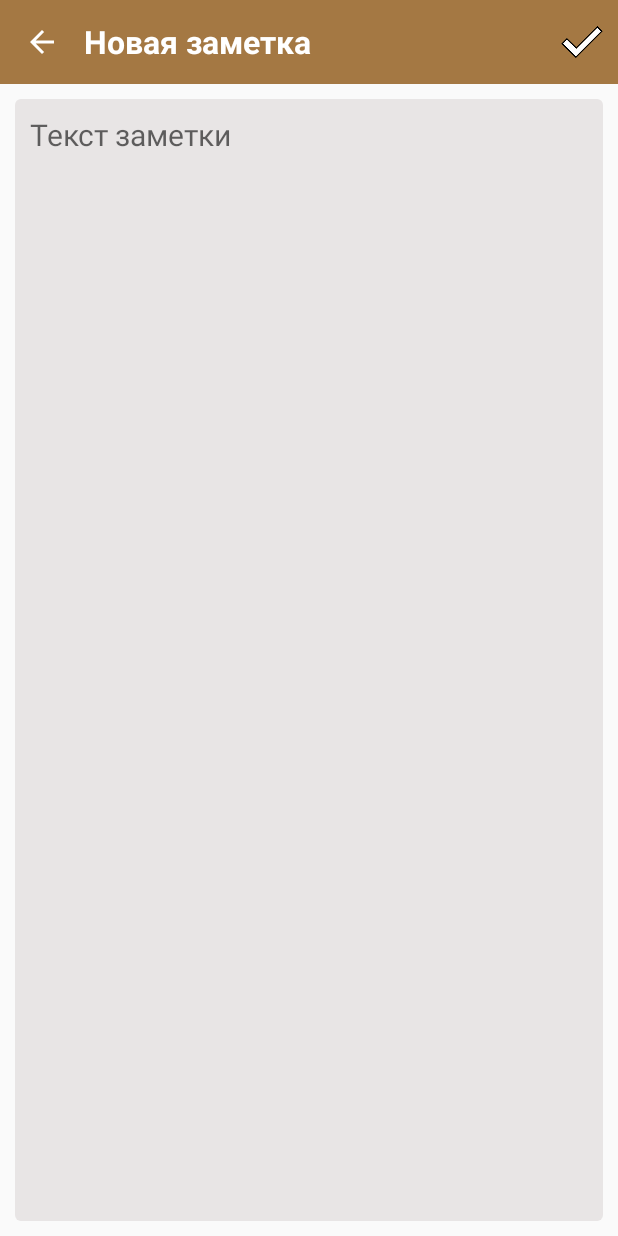
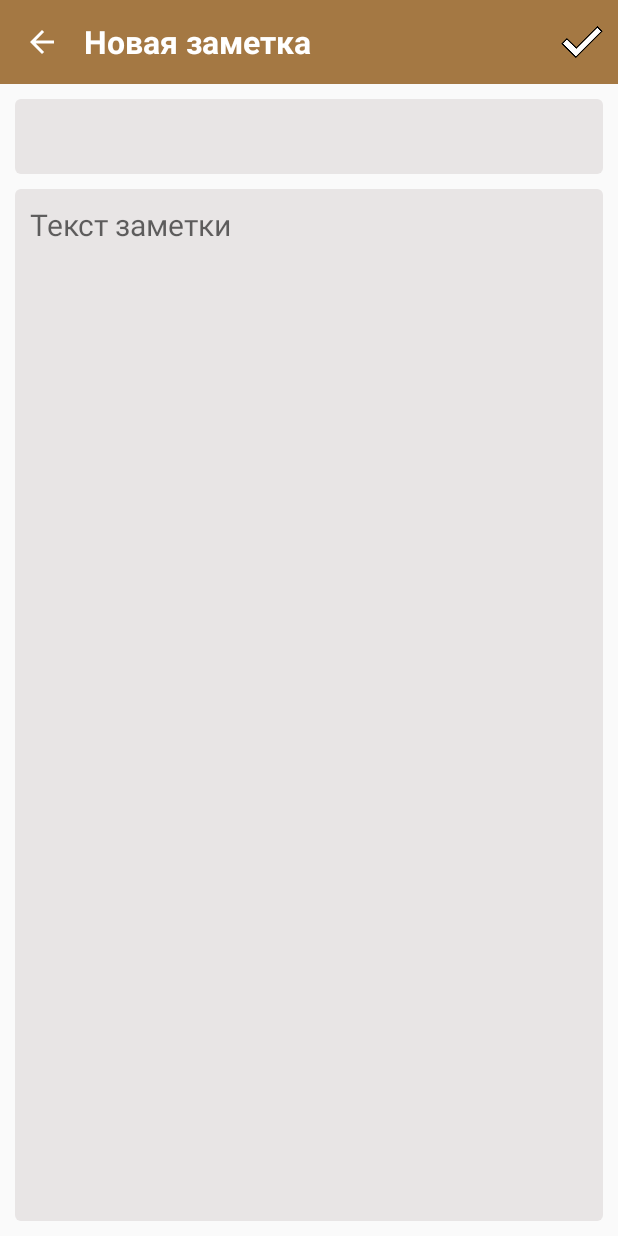
Before and after one commit to alexandr7035/txnotes, an Android app: the NoteActivity screen opened directly, with no data from a screen before it, on a phone screen of 412 x 824 dp. Run offline under Robolectric (Android 15) with nearby library versions, the phone set to English and light mode, and no system bars; our stand-ins replace Room's generated code.

Commit message:
Add title field to NoteActivity

```diff
--- a/app/src/main/res/layout/activity_note.xml
+++ b/app/src/main/res/layout/activity_note.xml
@@ -34,6 +34,21 @@
 
     </androidx.appcompat.widget.Toolbar>
 
+    <EditText
+        android:id="@+id/noteTitleView"
+        android:layout_width="match_parent"
+        android:layout_height="50dp"
+        android:layout_margin="10dp"
+        android:background="@drawable/default_field_background"
+        android:ems="10"
+        android:inputType="textPersonName"
+        android:maxLength="50"
+        android:padding="10dp"
+        android:textSize="@dimen/note_text"
+        app:layout_constraintEnd_toEndOf="parent"
+        app:layout_constraintStart_toStartOf="parent"
+        app:layout_constraintTop_toBottomOf="@+id/toolbar" />
+
     <ScrollView
         android:layout_width="match_parent"
         android:layout_height="0dp"
@@ -42,7 +57,7 @@
         app:layout_constraintBottom_toBottomOf="parent"
         app:layout_constraintEnd_toEndOf="parent"
         app:layout_constraintStart_toStartOf="parent"
-        app:layout_constraintTop_toBottomOf="@+id/toolbar">
+        app:layout_constraintTop_toBottomOf="@+id/noteTitleView">
 
         <EditText
             android:id="@+id/noteTextView"
@@ -57,7 +72,7 @@
             android:inputType="textMultiLine"
             android:padding="10dp"
             android:textColor="@drawable/color_note_text"
-            android:textSize="@dimen/show_note_text" />
+            android:textSize="@dimen/note_text" />
 
 
     </ScrollView>
--- a/app/src/main/res/values/dimen.xml
+++ b/app/src/main/res/values/dimen.xml
@@ -3,7 +3,7 @@
     <dimen name="toolbar_title_font_size">21dp</dimen>
     <dimen name="note_title_font_size">18sp</dimen>
     <dimen name="note_date_font_size">15sp</dimen>
-    <dimen name="show_note_text">20sp</dimen>
+    <dimen name="note_text">20sp</dimen>
     <dimen name="show_note_dates_field">17sp</dimen>
     <dimen name="dialog_message_text">19sp</dimen>
     <dimen name="dialog_message_btn">15sp</dimen>
```
